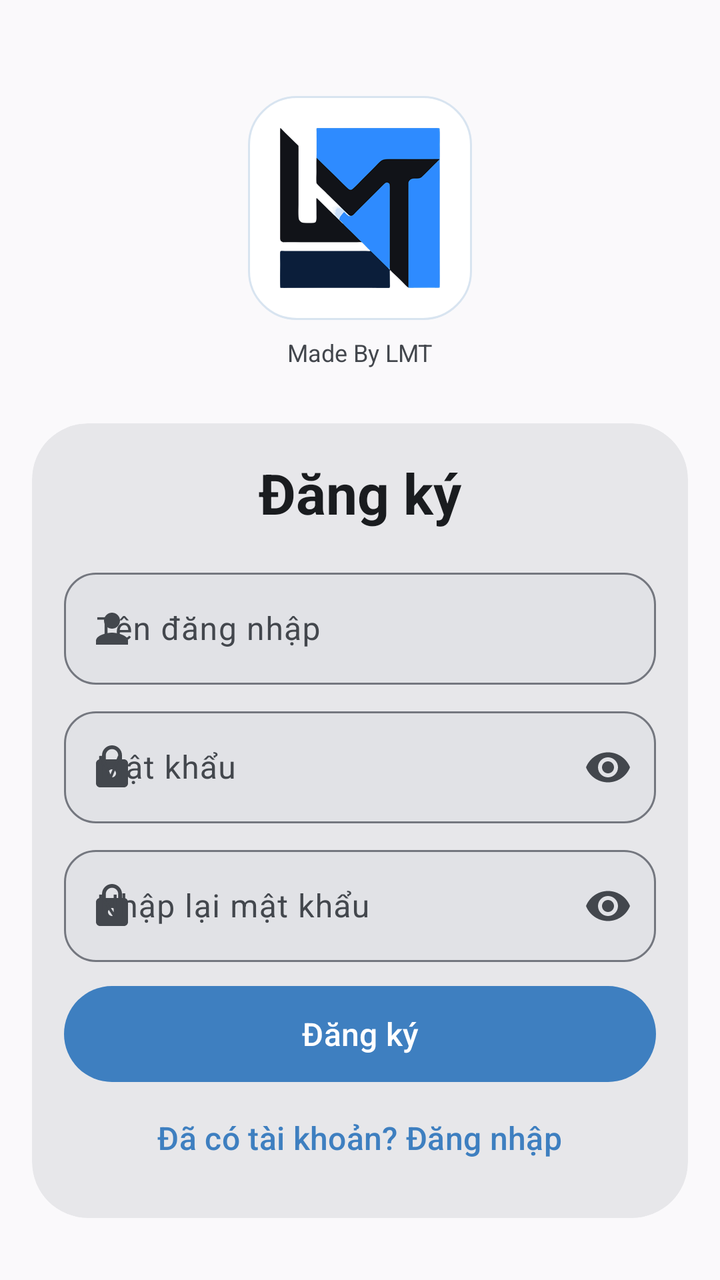
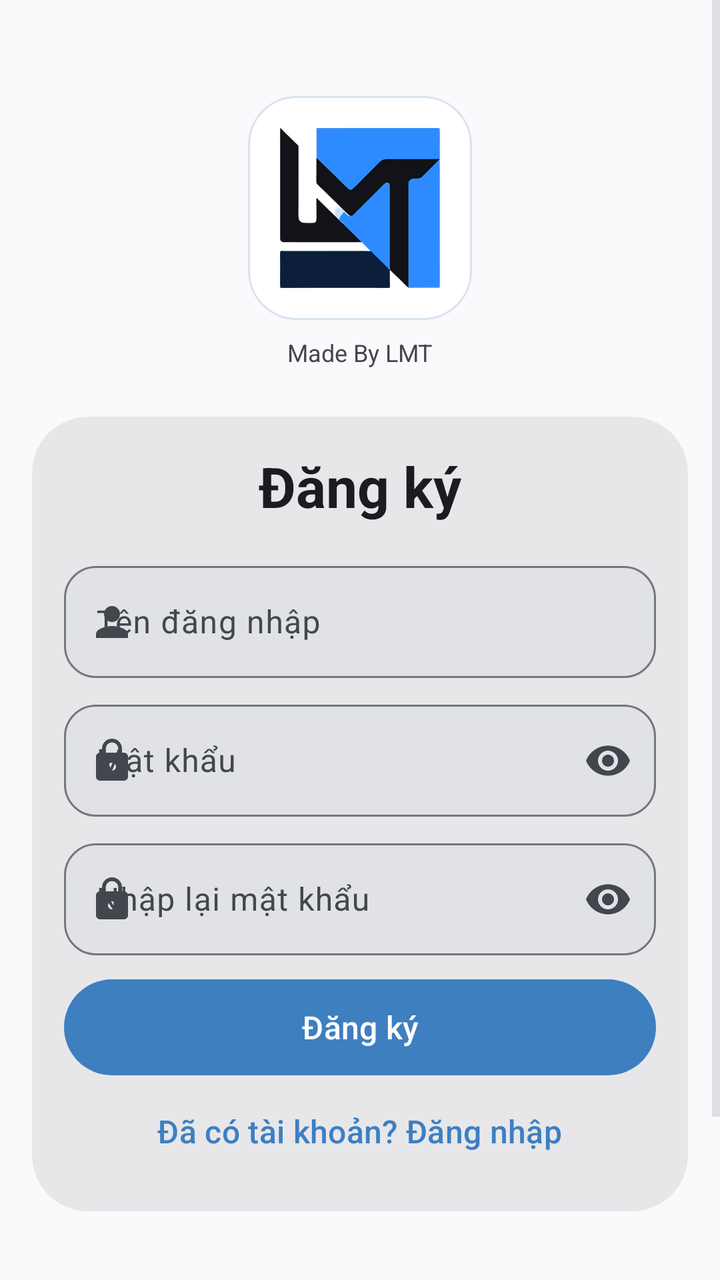

Before-and-after screenshots of an Android layout around one commit, followed by the original layout XML and the change that was made.
<!-- AndroidManifest.xml: application theme Theme.ToolTX -->
<!-- res/layout/fragment_signup.xml -->
<?xml version="1.0" encoding="utf-8"?>
<ScrollView xmlns:android="http://schemas.android.com/apk/res/android"
    xmlns:app="http://schemas.android.com/apk/res-auto"
    android:layout_width="match_parent"
    android:layout_height="match_parent"
    android:background="@color/surface"
    android:fillViewport="true"
    android:overScrollMode="ifContentScrolls"
    android:scrollbars="vertical">

    <LinearLayout
        android:layout_width="match_parent"
        android:layout_height="wrap_content"
        android:gravity="center_horizontal"
        android:orientation="vertical"
        android:paddingHorizontal="@dimen/spacing_lg"
        android:paddingTop="48dp"
        android:paddingBottom="@dimen/spacing_xl">

        <ImageView
            android:id="@+id/logo"
            android:layout_width="112dp"
            android:layout_height="112dp"
            android:layout_marginBottom="@dimen/spacing_sm"
            android:background="@drawable/bg_logo_white"
            android:padding="10dp"
            android:scaleType="centerInside"
            android:src="@drawable/ic_tx" />

        <TextView
            android:layout_width="wrap_content"
            android:layout_height="wrap_content"
            android:text="@string/made_by"
            android:textColor="@color/onSurfaceVariant"
            android:textSize="12sp" />

        <View
            android:layout_width="0dp"
            android:layout_height="0dp"
            android:layout_weight="1" />

        <com.google.android.material.card.MaterialCardView
            android:layout_width="match_parent"
            android:layout_height="wrap_content"
            android:layout_marginTop="@dimen/spacing_xl"
            app:cardBackgroundColor="@color/surfaceContainerHigh"
            app:cardCornerRadius="@dimen/card_radius_large"
            app:cardElevation="0dp"
            app:strokeWidth="0dp">

            <LinearLayout
                android:layout_width="match_parent"
                android:layout_height="wrap_content"
                android:orientation="vertical"
                android:padding="@dimen/spacing_lg">

                <TextView
                    android:layout_width="match_parent"
                    android:layout_height="wrap_content"
                    android:gravity="center"
                    android:text="@string/sign_up"
                    android:textColor="@color/onSurface"
                    android:textSize="28sp"
                    android:textStyle="bold" />

                <com.google.android.material.textfield.TextInputLayout
                    android:layout_width="match_parent"
                    android:layout_height="wrap_content"
                    android:layout_marginTop="@dimen/spacing_lg"
                    app:boxBackgroundColor="@color/surfaceContainerHighest"
                    app:boxCornerRadiusBottomEnd="@dimen/spacing_lg"
                    app:boxCornerRadiusBottomStart="@dimen/spacing_lg"
                    app:boxCornerRadiusTopEnd="@dimen/spacing_lg"
                    app:boxCornerRadiusTopStart="@dimen/spacing_lg"
                    app:hintTextColor="@color/onSurfaceVariant"
                    app:startIconDrawable="@drawable/ic_person"
                    app:startIconTint="@color/onSurfaceVariant">

                    <com.google.android.material.textfield.TextInputEditText
                        android:id="@+id/et_username"
                        android:layout_width="match_parent"
                        android:layout_height="wrap_content"
                        android:minHeight="56dp"
                        android:hint="@string/username_hint"
                        android:inputType="text"
                        android:textColor="@color/onSurface"
                        android:textColorHint="@color/onSurfaceVariant" />

                </com.google.android.material.textfield.TextInputLayout>

                <com.google.android.material.textfield.TextInputLayout
                    android:layout_width="match_parent"
                    android:layout_height="wrap_content"
                    android:layout_marginTop="@dimen/spacing_sm"
                    app:boxBackgroundColor="@color/surfaceContainerHighest"
                    app:boxCornerRadiusBottomEnd="@dimen/spacing_lg"
                    app:boxCornerRadiusBottomStart="@dimen/spacing_lg"
                    app:boxCornerRadiusTopEnd="@dimen/spacing_lg"
                    app:boxCornerRadiusTopStart="@dimen/spacing_lg"
                    app:endIconMode="password_toggle"
                    app:hintTextColor="@color/onSurfaceVariant"
                    app:startIconDrawable="@drawable/ic_lock"
                    app:startIconTint="@color/onSurfaceVariant">

                    <com.google.android.material.textfield.TextInputEditText
                        android:id="@+id/et_password"
                        android:layout_width="match_parent"
                        android:layout_height="wrap_content"
                        android:minHeight="56dp"
                        android:hint="@string/password_hint"
                        android:inputType="textPassword"
                        android:textColor="@color/onSurface"
                        android:textColorHint="@color/onSurfaceVariant" />

                </com.google.android.material.textfield.TextInputLayout>

                <com.google.android.material.textfield.TextInputLayout
                    android:layout_width="match_parent"
                    android:layout_height="wrap_content"
                    android:layout_marginTop="@dimen/spacing_sm"
                    app:boxBackgroundColor="@color/surfaceContainerHighest"
                    app:boxCornerRadiusBottomEnd="@dimen/spacing_lg"
                    app:boxCornerRadiusBottomStart="@dimen/spacing_lg"
                    app:boxCornerRadiusTopEnd="@dimen/spacing_lg"
                    app:boxCornerRadiusTopStart="@dimen/spacing_lg"
                    app:endIconMode="password_toggle"
                    app:hintTextColor="@color/onSurfaceVariant"
                    app:startIconDrawable="@drawable/ic_lock"
                    app:startIconTint="@color/onSurfaceVariant">

                    <com.google.android.material.textfield.TextInputEditText
                        android:id="@+id/et_confirm"
                        android:layout_width="match_parent"
                        android:layout_height="wrap_content"
                        android:minHeight="56dp"
                        android:hint="@string/confirm_password_hint"
                        android:inputType="textPassword"
                        android:textColor="@color/onSurface"
                        android:textColorHint="@color/onSurfaceVariant" />

                </com.google.android.material.textfield.TextInputLayout>

                <TextView
                    android:id="@+id/tv_status"
                    android:layout_width="match_parent"
                    android:layout_height="wrap_content"
                    android:gravity="center"
                    android:paddingTop="@dimen/spacing_sm"
                    android:textColor="@color/onSurfaceVariant"
                    android:textSize="13sp"
                    android:visibility="gone" />

                <com.google.android.material.button.MaterialButton
                    android:id="@+id/btn_submit"
                    android:layout_width="match_parent"
                    android:layout_height="@dimen/btn_height"
                    android:layout_marginTop="@dimen/spacing_sm"
                    android:text="@string/sign_up"
                    android:textColor="@color/onPrimary"
                    android:textSize="16sp"
                    app:backgroundTint="@color/primary"
                    app:cornerRadius="@dimen/btn_height" />

                <com.google.android.material.button.MaterialButton
                    android:id="@+id/btn_switch"
                    style="@style/Widget.Material3.Button.TextButton"
                    android:layout_width="wrap_content"
                    android:layout_height="48dp"
                    android:layout_gravity="center"
                    android:text="@string/have_account"
                    android:textColor="@color/primary"
                    android:textSize="16sp" />

            </LinearLayout>
        </com.google.android.material.card.MaterialCardView>

        <View
            android:layout_width="0dp"
            android:layout_height="0dp"
            android:layout_weight="2" />

    </LinearLayout>
</ScrollView>
<!-- resources referenced by this layout -->
<resources>
  <color name="onPrimary">#FFFFFFFF</color>
  <color name="onSurface">#FF1A1C1F</color>
  <color name="onSurfaceVariant">#FF43474D</color>
  <color name="primary">#FF3E7FC0</color>
  <color name="surface">#FFFAF9FB</color>
  <color name="surfaceContainerHigh">#FFE7E7EA</color>
  <color name="surfaceContainerHighest">#FFE1E2E6</color>
  <dimen name="btn_height">56dp</dimen>
  <dimen name="card_radius_large">28dp</dimen>
  <dimen name="spacing_lg">16dp</dimen>
  <dimen name="spacing_sm">8dp</dimen>
  <dimen name="spacing_xl">24dp</dimen>
  <!-- drawable bg_logo_white (drawable) -->
  <?xml version="1.0" encoding="utf-8"?>
  <shape xmlns:android="http://schemas.android.com/apk/res/android"
      android:shape="rectangle">
      <solid android:color="#FFFFFFFF" />
      <corners android:radius="24dp" />
      <stroke
          android:width="1dp"
          android:color="#FFD8E4F0" />
  </shape>
  <!-- drawable ic_lock (drawable) -->
  <vector xmlns:android="http://schemas.android.com/apk/res/android"
      android:width="24dp"
      android:height="24dp"
      android:viewportWidth="24"
      android:viewportHeight="24"
      android:tint="@color/onSurfaceVariant">
      <path
          android:fillColor="@android:color/white"
          android:pathData="M18,8h-1V6c0,-2.76 -2.24,-5 -5,-5S7,3.24 7,6v2H6c-1.1,0 -2,0.9 -2,2v10c0,1.1 0.9,2 2,2h12c1.1,0 2,-0.9 2,-2V10c0,-1.1 -0.9,-2 -2,-2zM12,17c-1.1,0 -2,-0.9 -2,-2s0.9,-2 2,-2 2,0.9 2,2 -0.9,2 -2,2zM15.1,8H8.9V6c0,-1.71 1.39,-3.1 3.1,-3.1 1.71,0 3.1,1.39 3.1,3.1v2z" />
  </vector>
  <!-- drawable ic_person (drawable) -->
  <vector xmlns:android="http://schemas.android.com/apk/res/android"
      android:width="24dp"
      android:height="24dp"
      android:viewportWidth="24"
      android:viewportHeight="24"
      android:tint="@color/onSurfaceVariant">
      <path
          android:fillColor="@android:color/white"
          android:pathData="M12,12c2.21,0 4,-1.79 4,-4s-1.79,-4 -4,-4 -4,1.79 -4,4 1.79,4 4,4zM12,14c-2.67,0 -8,1.34 -8,4v2h16v-2c0,-2.66 -5.33,-4 -8,-4z" />
  </vector>
  <string name="confirm_password_hint">Nhập lại mật khẩu</string>
  <string name="have_account">Đã có tài khoản? Đăng nhập</string>
  <string name="made_by">Made By LMT</string>
  <string name="password_hint">Mật khẩu</string>
  <string name="sign_up">Đăng ký</string>
  <string name="username_hint">Tên đăng nhập</string>
  <color name="primaryContainer">#FFD3E4FF</color>
  <color name="onPrimaryContainer">#FF0B2C4F</color>
  <color name="secondary">#FF54657A</color>
  <color name="secondaryContainer">#FFD7E3F8</color>
  <color name="onSecondaryContainer">#FF27364A</color>
  <color name="tertiary">#FF785A74</color>
  <color name="tertiaryContainer">#FFFFD9F7</color>
  <color name="onTertiaryContainer">#FF40304B</color>
  <color name="background">#FFFAF9FB</color>
  <color name="surfaceContainer">#FFECECEF</color>
  <color name="outline">#FF74777F</color>
  <color name="outlineVariant">#FFC4C7CF</color>
  <color name="error">#FFB3261E</color>
  <color name="onError">#FFFFFFFF</color>
  <color name="errorContainer">#FFFFDAD6</color>
  <color name="onErrorContainer">#FF410002</color>
</resources>

<!-- the commit's change to res/layout/fragment_signup.xml (unified diff, before → after) -->
@@ -15,7 +15,7 @@
         android:orientation="vertical"
         android:paddingHorizontal="@dimen/spacing_lg"
         android:paddingTop="48dp"
-        android:paddingBottom="@dimen/spacing_xl">
+        android:paddingBottom="128dp">
 
         <ImageView
             android:id="@+id/logo"
